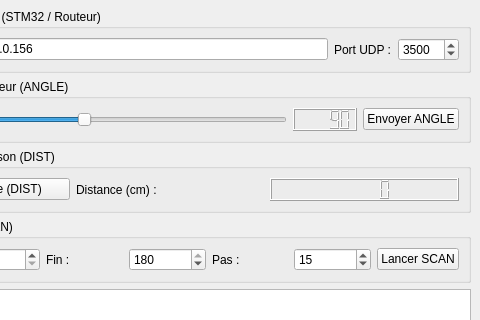
Qt form Interface_Qt/Mini-Projet_Radar_ultrason/mainwindow.ui (LekiLeDemasquer/mini-projet-radar-reseau) before a commit; both pictures show x 140 to 620 and y 0 to 320 of the 620 by 480 pixel window.
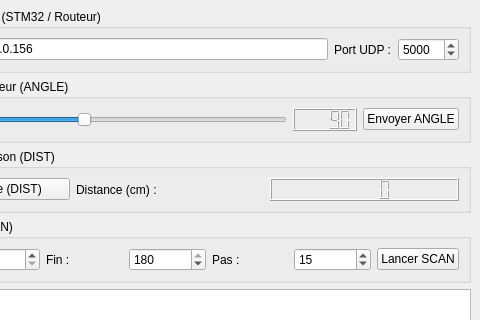
The same form after that commit.

Commit message: Synchroniser l'interface Qt avec la version du ZIP (port 5000)

Patch:
```diff
--- a/Interface_Qt/Mini-Projet_Radar_ultrason/mainwindow.ui
+++ b/Interface_Qt/Mini-Projet_Radar_ultrason/mainwindow.ui
@@ -51,7 +51,7 @@
           <number>65535</number>
          </property>
          <property name="value">
-          <number>3500</number>
+          <number>5000</number>
          </property>
         </widget>
        </item>
```
